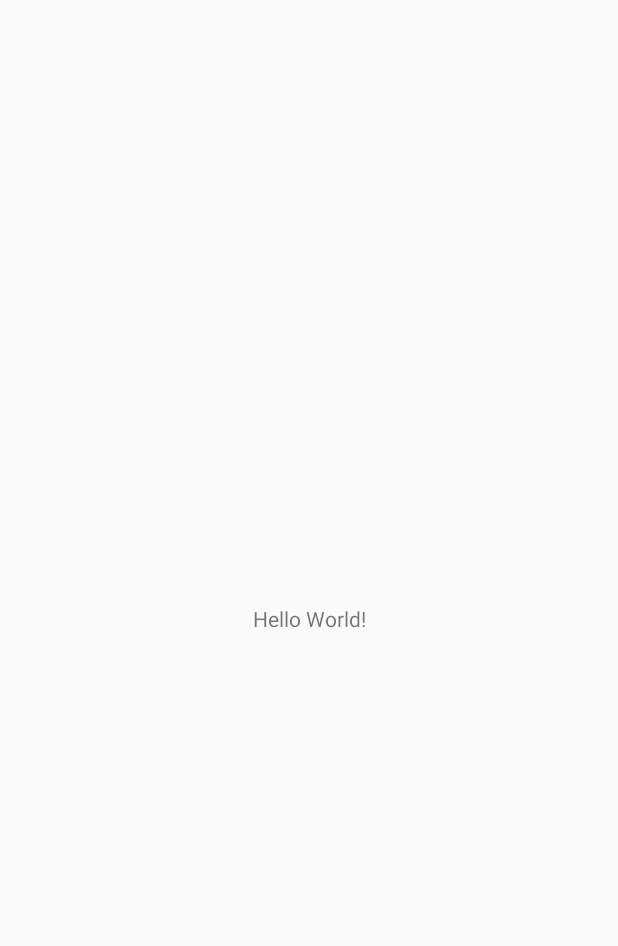
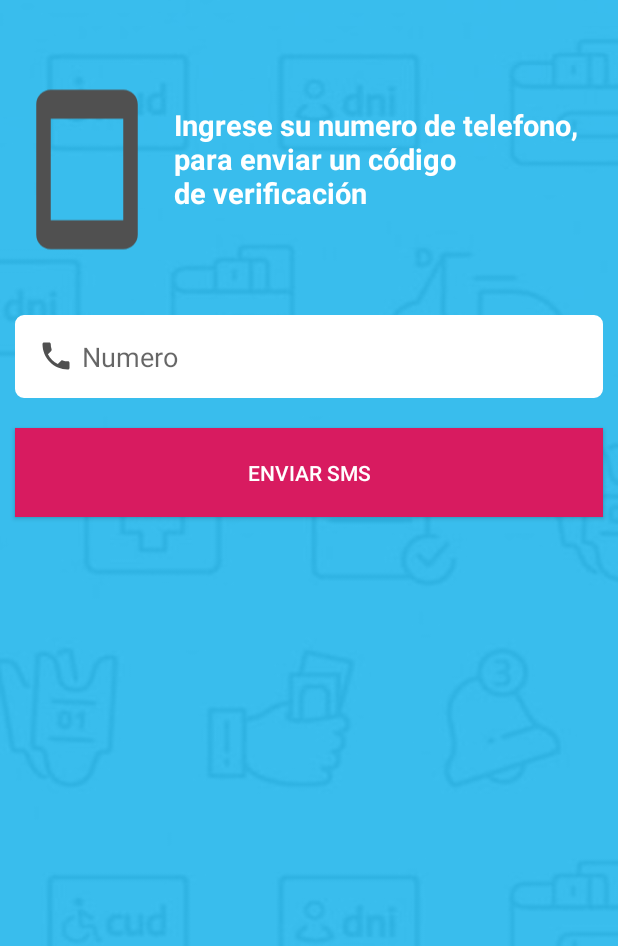
Before and after one commit to juanagustinmasi/VacunarTech, an Android app: the screen it shows after launch (MainActivity before the commit, SMSActivity after it), on a phone screen of 412 x 824 dp. Before the commit the part shown is almost empty. Shown: the top 946 px of the screen. Run offline under Robolectric (Android 15) with nearby library versions, the phone set to English and light mode, and no system bars.

Commit message:
Add SMSActivity

```diff
--- /dev/null
+++ b/Codigo/app/src/main/java/com/unlam/vacunartech/SMSActivity.java
@@ -0,0 +1,58 @@
+package com.unlam.vacunartech;
+
+import androidx.appcompat.app.AppCompatActivity;
+
+import android.Manifest;
+import android.content.Intent;
+import android.content.pm.PackageManager;
+import android.os.Bundle;
+import android.telephony.SmsManager;
+import android.util.Log;
+import android.view.View;
+import android.webkit.ConsoleMessage;
+import android.widget.Button;
+import android.widget.EditText;
+import android.widget.Toast;
+
+import java.util.Random;
+
+public class SMSActivity extends AppCompatActivity {
+
+    private static final int PERMISSION_REQUEST_CODE = 200;
+    private EditText txtNumber;
+    private Button btnSms;
+
+    @Override
+    protected void onCreate(Bundle savedInstanceState) {
+        super.onCreate(savedInstanceState);
+        setContentView(R.layout.activity_sms);
+        txtNumber = findViewById(R.id.txtNumber);
+        btnSms = findViewById(R.id.btnSend);
+        btnSms.setOnClickListener(new View.OnClickListener() {
+            @Override
+            public void onClick(View v) {
+            try{
+                if (android.os.Build.VERSION.SDK_INT >= android.os.Build.VERSION_CODES.M) {
+                    if (checkSelfPermission(Manifest.permission.SEND_SMS) == PackageManager.PERMISSION_DENIED) {
+                        Log.d("permission", "permission denied to SEND_SMS - requesting it");
+                        String[] permissions = {Manifest.permission.SEND_SMS};
+                        requestPermissions(permissions, PERMISSION_REQUEST_CODE);
+                    }
+                }
+                Random random = new Random();
+                String verificationCode = String.format("%04d", random.nextInt(10000));
+                String smsMessage = "Código de inicio de sesión de VacunarTech: " + verificationCode;
+                SmsManager smsManager = SmsManager.getDefault();
+                smsManager.sendTextMessage(txtNumber.getText().toString(),null,smsMessage,null,null);
+                Toast.makeText(SMSActivity.this, "SMS enviado exitosamente", Toast.LENGTH_SHORT).show();
+                Intent intent=new Intent(SMSActivity.this,VerificationActivity.class);
+                intent.putExtra("EXTRA_VERIFICATION_CODE", verificationCode.toString());
+                startActivity(intent);
+            }
+            catch (Exception e){
+                Toast.makeText(SMSActivity.this, "SMS Failed to Send, Please try again", Toast.LENGTH_SHORT).show();
+            }
+            }
+        });
+    }
+}
--- a/Codigo/app/src/main/java/com/unlam/vacunartech/SplashActivity.java
+++ b/Codigo/app/src/main/java/com/unlam/vacunartech/SplashActivity.java
@@ -19,7 +19,7 @@ public class SplashActivity extends AppCompatActivity {
         new Handler().postDelayed(new Runnable() {
             @Override
             public void run() {
-                Intent intent=new Intent(SplashActivity.this,MainActivity.class);
+                Intent intent=new Intent(SplashActivity.this,SMSActivity.class);
                 startActivity(intent);
                 finish();
             }
--- /dev/null
+++ b/Codigo/app/src/main/res/drawable/border_button.xml
@@ -0,0 +1,6 @@
+<?xml version="1.0" encoding="utf-8"?>
+<shape xmlns:android="http://schemas.android.com/apk/res/android"
+    android:shape="rectangle">
+    <solid android:color="@color/colorAccent" />
+    <corners android:radius="30dp"/>
+</shape>
--- /dev/null
+++ b/Codigo/app/src/main/res/drawable/border_text.xml
@@ -0,0 +1,6 @@
+<?xml version="1.0" encoding="utf-8"?>
+<shape xmlns:android="http://schemas.android.com/apk/res/android"
+    android:shape="rectangle">
+    <stroke android:width="1dp" android:color="@color/colorAccent" />
+    <corners android:radius="5dp"/>
+</shape>
--- /dev/null
+++ b/Codigo/app/src/main/res/drawable/ic_phone_black_24dp.xml
@@ -0,0 +1,5 @@
+<vector android:height="24dp" android:tint="#505050"
+    android:viewportHeight="24.0" android:viewportWidth="24.0"
+    android:width="24dp" xmlns:android="http://schemas.android.com/apk/res/android">
+    <path android:fillColor="#FF000000" android:pathData="M6.62,10.79c1.44,2.83 3.76,5.14 6.59,6.59l2.2,-2.2c0.27,-0.27 0.67,-0.36 1.02,-0.24 1.12,0.37 2.33,0.57 3.57,0.57 0.55,0 1,0.45 1,1V20c0,0.55 -0.45,1 -1,1 -9.39,0 -17,-7.61 -17,-17 0,-0.55 0.45,-1 1,-1h3.5c0.55,0 1,0.45 1,1 0,1.25 0.2,2.45 0.57,3.57 0.11,0.35 0.03,0.74 -0.25,1.02l-2.2,2.2z"/>
+</vector>
--- /dev/null
+++ b/Codigo/app/src/main/res/drawable/ic_smartphone_grey_24dp.xml
@@ -0,0 +1,5 @@
+<vector android:height="24dp" android:tint="#505050"
+    android:viewportHeight="24.0" android:viewportWidth="24.0"
+    android:width="24dp" xmlns:android="http://schemas.android.com/apk/res/android">
+    <path android:fillColor="#FF000000" android:pathData="M17,1.01L7,1c-1.1,0 -2,0.9 -2,2v18c0,1.1 0.9,2 2,2h10c1.1,0 2,-0.9 2,-2V3c0,-1.1 -0.9,-1.99 -2,-1.99zM17,19H7V5h10v14z"/>
+</vector>
--- a/Codigo/app/src/main/res/layout/activity_main.xml
+++ b/Codigo/app/src/main/res/layout/activity_main.xml
@@ -4,6 +4,7 @@
     xmlns:tools="http://schemas.android.com/tools"
     android:layout_width="match_parent"
     android:layout_height="match_parent"
+    android:background="@drawable/background"
     tools:context=".MainActivity">
 
     <TextView
--- /dev/null
+++ b/Codigo/app/src/main/res/layout/activity_sms.xml
@@ -0,0 +1,72 @@
+<?xml version="1.0" encoding="utf-8"?>
+<androidx.constraintlayout.widget.ConstraintLayout xmlns:android="http://schemas.android.com/apk/res/android"
+    xmlns:app="http://schemas.android.com/apk/res-auto"
+    xmlns:tools="http://schemas.android.com/tools"
+    android:layout_width="match_parent"
+    android:layout_height="match_parent"
+    android:background="@drawable/background"
+    tools:context=".SMSActivity">
+
+
+    <LinearLayout
+        android:layout_width="match_parent"
+        android:layout_height="match_parent"
+        android:orientation="horizontal">
+        <androidx.appcompat.widget.AppCompatImageView
+            android:layout_width="116dp"
+            android:layout_height="126dp"
+            android:layout_marginTop="50dp"
+            android:layout_marginBottom="50dp"
+            app:srcCompat="@drawable/ic_smartphone_grey_24dp" />
+
+        <TextView
+            android:id="@+id/helloView"
+            android:layout_width="wrap_content"
+            android:layout_height="wrap_content"
+            android:text="Ingrese su numero de telefono,\npara enviar un código \nde verificación"
+            android:textColor="@color/colorWhite"
+            android:layout_marginTop="70dp"
+            android:textSize="19dp"
+            android:textStyle="bold"
+            app:layout_constraintBottom_toBottomOf="parent"
+            app:layout_constraintEnd_toEndOf="parent"
+            app:layout_constraintStart_toEndOf="@+id/xView"
+            app:layout_constraintTop_toTopOf="parent" />
+
+
+    </LinearLayout>
+    <LinearLayout
+        android:layout_width="match_parent"
+        android:layout_height="match_parent"
+        android:orientation="vertical"
+        android:layout_marginTop="200dp"
+        android:gravity="start">
+        <EditText
+            android:id="@+id/txtNumber"
+            android:layout_width="match_parent"
+            android:layout_height="wrap_content"
+            android:layout_margin="10dp"
+            android:background="@drawable/border_text"
+            android:backgroundTint="@color/colorWhite"
+            android:drawableStart="@drawable/ic_phone_black_24dp"
+            android:drawablePadding="5dp"
+            android:ems="10"
+            android:hint="Numero"
+            android:inputType="phone"
+            android:padding="15dp" />
+
+        <Button
+            android:id="@+id/btnSend"
+            android:layout_width="match_parent"
+            android:layout_height="wrap_content"
+            android:text="Enviar SMS"
+            android:background="@color/colorAccent"
+            android:textColor="@color/colorWhite"
+            android:layout_margin="10dp"
+            android:padding="20dp"
+            android:clickable="true"
+            android:onClick="onButtonClick"/>
+
+    </LinearLayout>
+
+</androidx.constraintlayout.widget.ConstraintLayout>
--- a/Codigo/app/src/main/res/layout/activity_splash.xml
+++ b/Codigo/app/src/main/res/layout/activity_splash.xml
@@ -4,7 +4,7 @@
     xmlns:tools="http://schemas.android.com/tools"
     android:layout_width="match_parent"
     android:layout_height="match_parent"
-    android:background="@color/colorPrimary"
+    android:background="@drawable/background"
     tools:context=".SplashActivity">
     <LinearLayout
         android:layout_width="match_parent"
--- a/Codigo/app/src/main/res/values/colors.xml
+++ b/Codigo/app/src/main/res/values/colors.xml
@@ -3,5 +3,5 @@
     <color name="colorPrimary">#0178D4</color>
     <color name="colorPrimaryDark">#00574B</color>
     <color name="colorAccent">#D81B60</color>
-    <color name="colorWhite">#fff</color>
+    <color name="colorWhite">#FFFFFF</color>
 </resources>
```
Also changed, not shown: Codigo/app/src/main/AndroidManifest.xml (+8 -1 lines), Codigo/app/src/main/java/com/unlam/vacunartech/LoginActivity.java (added, +14 -0 lines), Codigo/app/src/main/java/com/unlam/vacunartech/VerificationActivity.java (added, +36 -0 lines), Codigo/app/src/main/res/drawable/ic_lock.xml (added, +9 -0 lines), Codigo/app/src/main/res/drawable/ic_person.xml (added, +9 -0 lines), Codigo/app/src/main/res/layout/activity_login.xml (added, +56 -0 lines), Codigo/app/src/main/res/layout/activity_verification.xml (added, +71 -0 lines), Codigo/app/src/main/res/drawable/background.png (added).
